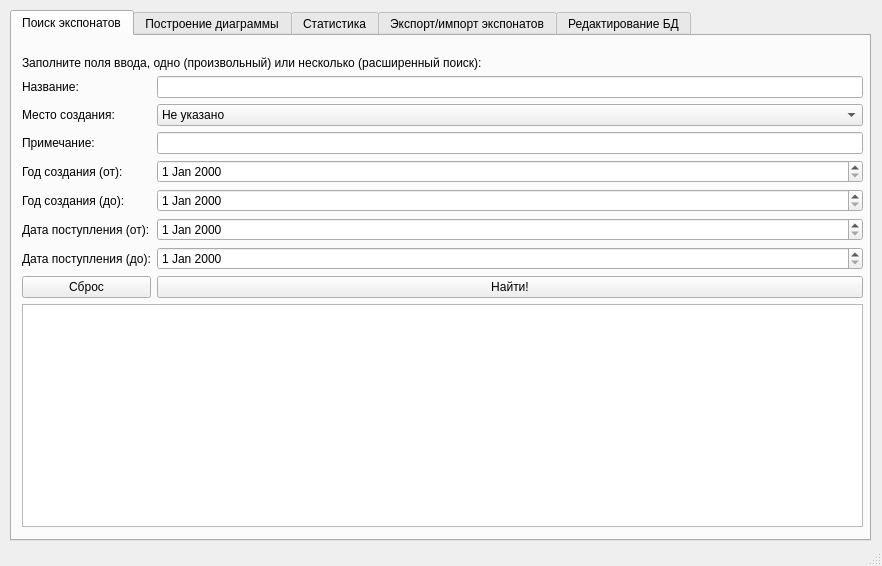
Qt form UI/MainWindow.ui (greg9804/MuseumIPS) before a commit.
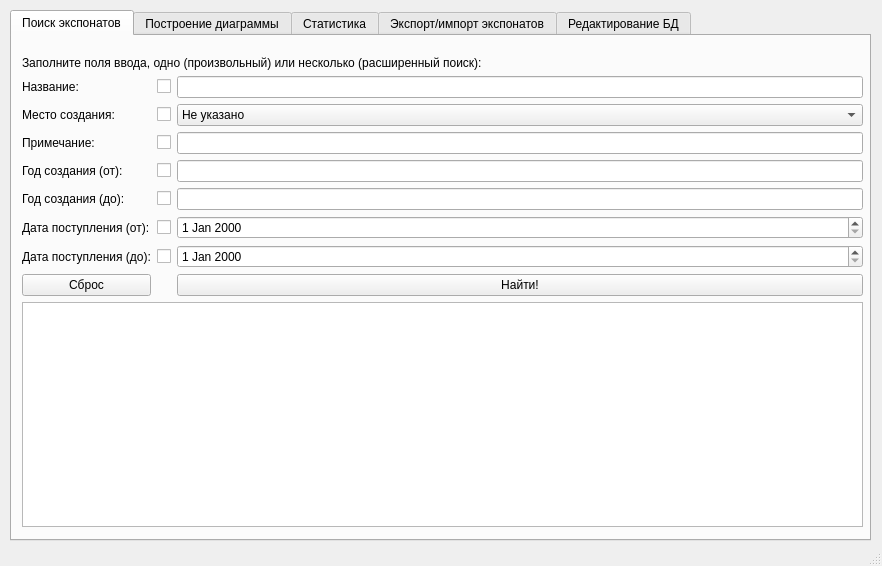
The same form after that commit.

Patch:
```diff
--- a/UI/MainWindow.ui
+++ b/UI/MainWindow.ui
@@ -43,29 +43,59 @@
           </rect>
          </property>
          <layout class="QGridLayout" name="gridLayout">
-          <item row="6" column="1">
-           <widget class="QDateEdit" name="dateEdit_3"/>
+          <item row="9" column="0" colspan="3">
+           <widget class="QTableView" name="tableView"/>
           </item>
-          <item row="2" column="0">
-           <widget class="QLabel" name="label_3">
+          <item row="7" column="2">
+           <widget class="QDateEdit" name="dateEdit_4"/>
+          </item>
+          <item row="7" column="1">
+           <widget class="QCheckBox" name="checkBox_7">
             <property name="text">
-             <string>Место создания:</string>
+             <string/>
             </property>
            </widget>
           </item>
-          <item row="4" column="1">
-           <widget class="QDateEdit" name="dateEdit"/>
-          </item>
           <item row="5" column="1">
-           <widget class="QDateEdit" name="dateEdit_2"/>
+           <widget class="QCheckBox" name="checkBox_5">
+            <property name="text">
+             <string/>
+            </property>
+           </widget>
+          </item>
+          <item row="4" column="0">
+           <widget class="QLabel" name="label_5">
+            <property name="text">
+             <string>Год создания (от):</string>
+            </property>
+           </widget>
+          </item>
+          <item row="8" column="0">
+           <widget class="QPushButton" name="clearButton1">
+            <property name="text">
+             <string>Сброс</string>
+            </property>
+           </widget>
           </item>
           <item row="2" column="1">
-           <widget class="QComboBox" name="comboBox">
-            <item>
-             <property name="text">
-              <string>Не указано</string>
-             </property>
-            </item>
+           <widget class="QCheckBox" name="checkBox_2">
+            <property name="text">
+             <string/>
+            </property>
+           </widget>
+          </item>
+          <item row="6" column="1">
+           <widget class="QCheckBox" name="checkBox_6">
+            <property name="text">
+             <string/>
+            </property>
+           </widget>
+          </item>
+          <item row="4" column="1">
+           <widget class="QCheckBox" name="checkBox_4">
+            <property name="text">
+             <string/>
+            </property>
            </widget>
           </item>
           <item row="6" column="0">
@@ -75,10 +105,10 @@
             </property>
            </widget>
           </item>
-          <item row="7" column="0">
-           <widget class="QLabel" name="label_8">
+          <item row="2" column="0">
+           <widget class="QLabel" name="label_3">
             <property name="text">
-             <string>Дата поступления (до):</string>
+             <string>Место создания:</string>
             </property>
            </widget>
           </item>
@@ -89,18 +119,22 @@
             </property>
            </widget>
           </item>
-          <item row="4" column="0">
-           <widget class="QLabel" name="label_5">
+          <item row="1" column="2">
+           <widget class="QLineEdit" name="lineEdit"/>
+          </item>
+          <item row="7" column="0">
+           <widget class="QLabel" name="label_8">
             <property name="text">
-             <string>Год создания (от):</string>
+             <string>Дата поступления (до):</string>
             </property>
            </widget>
           </item>
-          <item row="3" column="1">
-           <widget class="QLineEdit" name="lineEdit_2"/>
-          </item>
-          <item row="7" column="1">
-           <widget class="QDateEdit" name="dateEdit_4"/>
+          <item row="8" column="2">
+           <widget class="QPushButton" name="findPushButton">
+            <property name="text">
+             <string>Найти!</string>
+            </property>
+           </widget>
           </item>
           <item row="1" column="0">
            <widget class="QLabel" name="label_2">
@@ -109,6 +143,16 @@
             </property>
            </widget>
           </item>
+          <item row="0" column="0" colspan="3">
+           <widget class="QLabel" name="label">
+            <property name="text">
+             <string>Заполните поля ввода, одно (произвольный) или несколько (расширенный поиск):</string>
+            </property>
+           </widget>
+          </item>
+          <item row="6" column="2">
+           <widget class="QDateEdit" name="dateEdit_3"/>
+          </item>
           <item row="3" column="0">
            <widget class="QLabel" name="label_4">
             <property name="text">
@@ -116,32 +160,40 @@
             </property>
            </widget>
           </item>
+          <item row="3" column="2">
+           <widget class="QLineEdit" name="lineEdit_2"/>
+          </item>
+          <item row="3" column="1">
+           <widget class="QCheckBox" name="checkBox_3">
+            <property name="text">
+             <string/>
+            </property>
+           </widget>
+          </item>
+          <item row="2" column="2">
+           <widget class="QComboBox" name="comboBox">
+            <item>
+             <property name="text">
+              <string>Не указано</string>
+             </property>
+            </item>
+           </widget>
+          </item>
           <item row="1" column="1">
-           <widget class="QLineEdit" name="lineEdit"/>
-          </item>
-          <item row="9" column="0" colspan="2">
-           <widget class="QTableView" name="tableView"/>
-          </item>
-          <item row="0" column="0" colspan="2">
-           <widget class="QLabel" name="label">
+           <widget class="QCheckBox" name="checkBox">
             <property name="text">
-             <string>Заполните поля ввода, одно (произвольный) или несколько (расширенный поиск):</string>
+             <string/>
             </property>
-           </widget>
-          </item>
-          <item row="8" column="1">
-           <widget class="QPushButton" name="findPushButton">
-            <property name="text">
-             <string>Найти!</string>
+            <property name="checked">
+             <bool>false</bool>
             </property>
            </widget>
           </item>
-          <item row="8" column="0">
-           <widget class="QPushButton" name="clearButton1">
-            <property name="text">
-             <string>Сброс</string>
-            </property>
-           </widget>
+          <item row="4" column="2">
+           <widget class="QLineEdit" name="lineEdit_3"/>
+          </item>
+          <item row="5" column="2">
+           <widget class="QLineEdit" name="lineEdit_4"/>
           </item>
          </layout>
         </widget>
```
